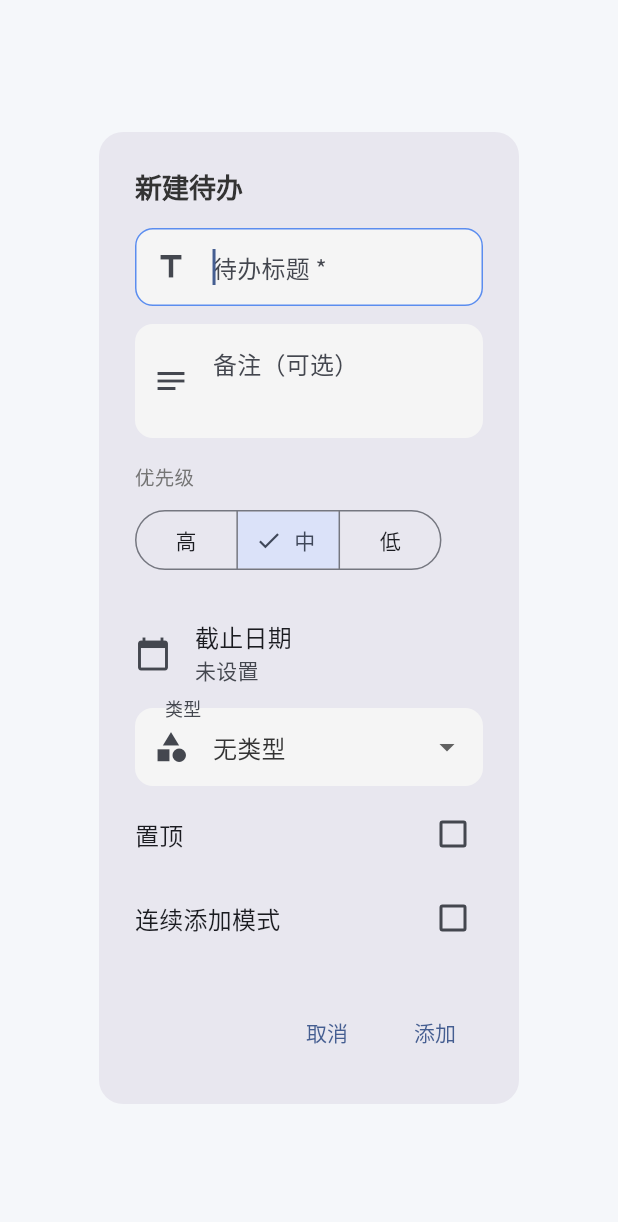
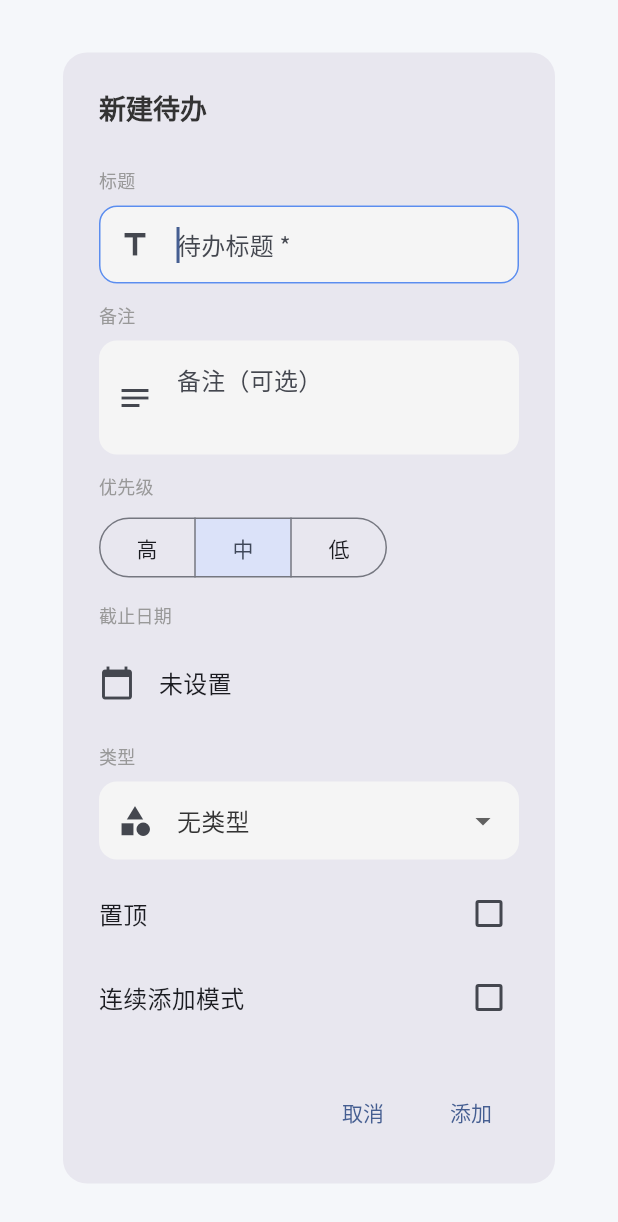
Before and after one commit to ok954/noteWay, a Flutter app: the _TodoAddDialog widget shown alone on an empty page, opened directly, on a phone screen of 412 x 824 dp. Shown: the top 1222 px of the screen. Run offline on Flutter 3.47's test engine with Material 3 defaults, Android fonts, the phone set to English and light mode, and no system bars; our stand-ins replace audioplayers, file_picker, flutter_riverpod, google_fonts, image_picker, package_info_plus and 3 more; accounts and stored records are empty.

Commit message:
feat: 全局自适应布局 - 弹窗宽屏自适应 + 页面内容居中限制最大宽度720px

```diff
--- a/lib/modules/todos/todo_list_page.dart
+++ b/lib/modules/todos/todo_list_page.dart
@@ -420,21 +420,26 @@ class _TodoAddDialogState extends ConsumerState<_TodoAddDialog> {
   @override
   Widget build(BuildContext context) {
     final typesAsync = ref.watch(todoTypesProvider);
+    final mq = MediaQuery.of(context);
+    final isWide = mq.size.width > 600;
 
     return AlertDialog(
       shape: RoundedRectangleBorder(borderRadius: BorderRadius.circular(16)),
-      title: const Row(
-        children: [
-          Text('新建待办', style: TextStyle(fontSize: 18, fontWeight: FontWeight.w600)),
-          Spacer(),
-        ],
+      insetPadding: EdgeInsets.symmetric(
+        horizontal: isWide ? mq.size.width * 0.25 : 20,
+        vertical: 20,
       ),
-      content: SingleChildScrollView(
+      title: const Text('新建待办', style: TextStyle(fontSize: 18, fontWeight: FontWeight.w600)),
+      content: ConstrainedBox(
+        constraints: BoxConstraints(minWidth: isWide ? 420 : 280),
+        child: SingleChildScrollView(
           child: Column(
             mainAxisSize: MainAxisSize.min,
             crossAxisAlignment: CrossAxisAlignment.start,
             children: [
-            TextField(
+              _buildSection(
+                label: '标题',
+                child: TextField(
                   controller: _titleController,
                   decoration: const InputDecoration(
                     hintText: '待办标题 *',
@@ -442,8 +447,10 @@ class _TodoAddDialogState extends ConsumerState<_TodoAddDialog> {
                   ),
                   autofocus: true,
                 ),
-            const SizedBox(height: 12),
-            TextField(
+              ),
+              _buildSection(
+                label: '备注',
+                child: TextField(
                   controller: _contentController,
                   decoration: const InputDecoration(
                     hintText: '备注（可选）',
@@ -452,10 +459,11 @@ class _TodoAddDialogState extends ConsumerState<_TodoAddDialog> {
                   maxLines: 3,
                   minLines: 2,
                 ),
-            const SizedBox(height: 16),
-            const Text('优先级', style: TextStyle(fontSize: 13, color: AppColors.textSecondary)),
-            const SizedBox(height: 8),
-            SegmentedButton<String>(
+              ),
+              _buildSection(
+                label: '优先级',
+                child: SegmentedButton<String>(
+                  showSelectedIcon: false,
                   segments: const [
                     ButtonSegment(value: 'high', label: Text('高')),
                     ButtonSegment(value: 'medium', label: Text('中')),
@@ -466,12 +474,13 @@ class _TodoAddDialogState extends ConsumerState<_TodoAddDialog> {
                     if (selected.isNotEmpty) setState(() => _priority = selected.first);
                   },
                 ),
-            const SizedBox(height: 16),
-            ListTile(
+              ),
+              _buildSection(
+                label: '截止日期',
+                child: ListTile(
                   contentPadding: EdgeInsets.zero,
                   leading: const Icon(Icons.calendar_today),
-              title: const Text('截止日期'),
-              subtitle: Text(
+                  title: Text(
                     _dueDate != null
                         ? '${_dueDate!.month}月${_dueDate!.day}日 ${_dueDate!.hour.toString().padLeft(2, '0')}:${_dueDate!.minute.toString().padLeft(2, '0')}'
                         : '未设置',
@@ -484,15 +493,18 @@ class _TodoAddDialogState extends ConsumerState<_TodoAddDialog> {
                       : null,
                   onTap: _pickDueDate,
                 ),
-            typesAsync.when(
+              ),
+              _buildSection(
+                label: '类型',
+                child: typesAsync.when(
                   data: (types) {
                     if (types.isEmpty) return const SizedBox.shrink();
                     return DropdownButtonFormField<String?>(
                       value: _selectedType,
                       decoration: const InputDecoration(
-                    labelText: '类型',
                         prefixIcon: Icon(Icons.category),
                       ),
+                      hint: const Text('选择类型'),
                       items: [
                         const DropdownMenuItem(value: null, child: Text('无类型')),
                         ...types.map((t) => DropdownMenuItem(value: t.name, child: Text(t.name))),
@@ -503,7 +515,8 @@ class _TodoAddDialogState extends ConsumerState<_TodoAddDialog> {
                   loading: () => const SizedBox.shrink(),
                   error: (_, __) => const SizedBox.shrink(),
                 ),
-            const SizedBox(height: 4),
+              ),
+              const SizedBox(height: 8),
               CheckboxListTile(
                 contentPadding: EdgeInsets.zero,
                 title: const Text('置顶'),
@@ -519,9 +532,22 @@ class _TodoAddDialogState extends ConsumerState<_TodoAddDialog> {
             ],
           ),
         ),
+      ),
       actions: [
         TextButton(onPressed: () => Navigator.pop(context), child: const Text('取消')),
         TextButton(onPressed: _addTodo, child: const Text('添加')),
+      ],
+    );
+  }
+
+  Widget _buildSection({required String label, required Widget child}) {
+    return Column(
+      crossAxisAlignment: CrossAxisAlignment.start,
+      children: [
+        const SizedBox(height: 12),
+        Text(label, style: const TextStyle(fontSize: 12, fontWeight: FontWeight.w500, color: Color(0xFF999999))),
+        const SizedBox(height: 8),
+        child,
       ],
     );
   }
```
Also changed, not shown: lib/app.dart (+16 -0 lines), lib/modules/habits/habit_list_page.dart (+14 -4 lines). Lines whose indentation alone changed are shown as unchanged.
